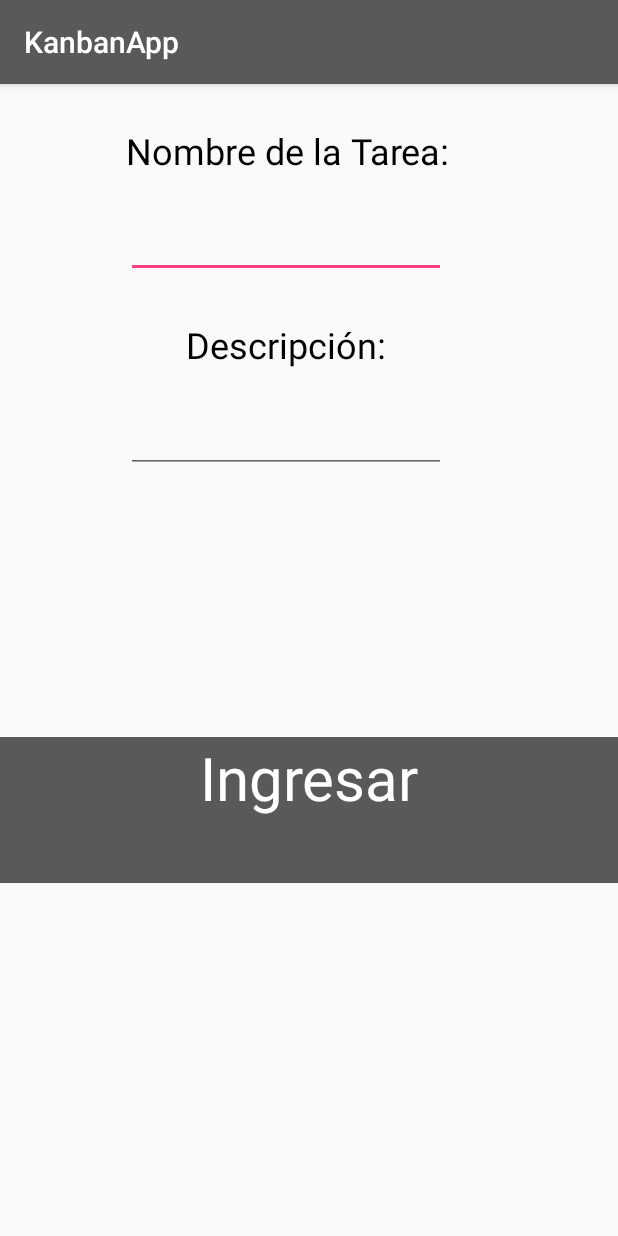
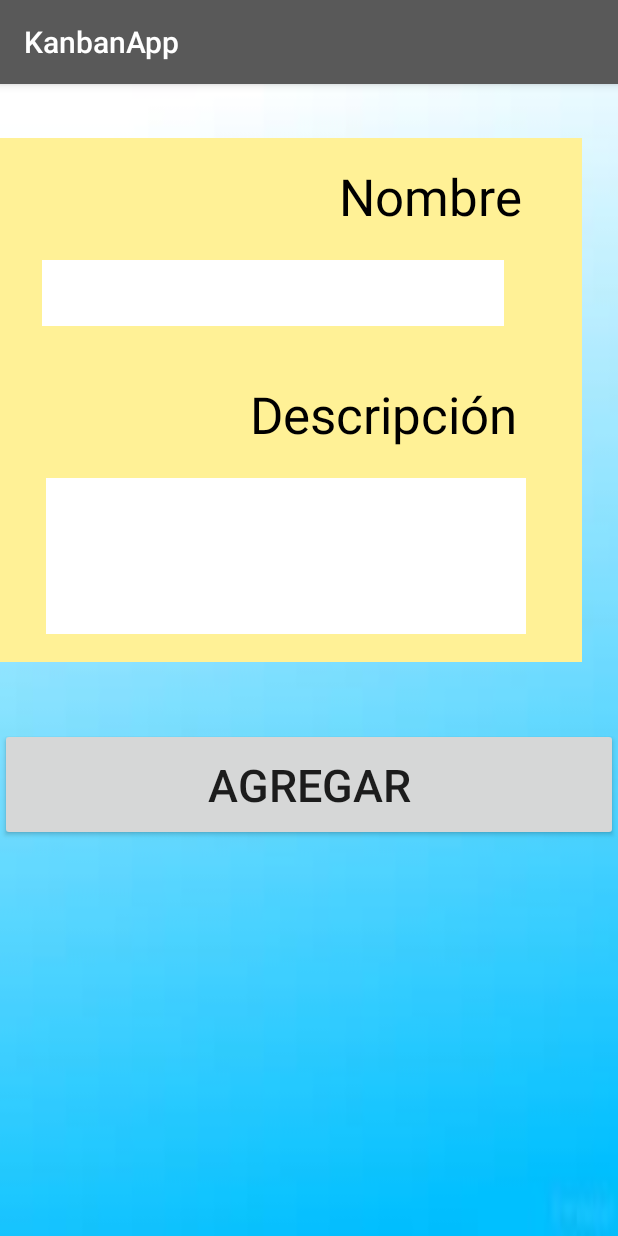
Before and after one commit to JeffrieSaenz/KanbanAppProject, an Android app: the IngresoItem screen opened directly, with no data from a screen before it, on a phone screen of 412 x 824 dp. Run offline under Robolectric (Android 15) with nearby library versions, the phone set to English and light mode, and no system bars.

Commit message:
Carrera contra el tiempo

```diff
--- a/KanbanApp/app/src/main/java/com/example/user/kanbanapp/IngresoItem.java
+++ b/KanbanApp/app/src/main/java/com/example/user/kanbanapp/IngresoItem.java
@@ -1,13 +1,59 @@
 package com.example.user.kanbanapp;
 
+import android.content.Intent;
 import android.support.v7.app.AppCompatActivity;
 import android.os.Bundle;
+import android.view.View;
+import android.widget.Button;
+import android.widget.EditText;
+import android.widget.Toast;
 
 public class IngresoItem extends AppCompatActivity {
+
+    EditText nombre;
+    EditText descripcion;
 
     @Override
     protected void onCreate(Bundle savedInstanceState) {
         super.onCreate(savedInstanceState);
         setContentView(R.layout.activity_ingreso_item);
+
+        nombre = (EditText)findViewById(R.id.nombreTarea);
+        descripcion = (EditText)findViewById(R.id.descripcionTarea);
+
+        OnclickDelButton(R.id.btnAgregar);
     }
+
+    public void OnclickDelButton(int ref) {
+        View view =findViewById(ref);
+        Button btnAgregar = (Button) view;
+
+        btnAgregar.setOnClickListener(new View.OnClickListener(){
+            @Override
+            public void onClick(View v) {
+                DatosVentanas dv = DatosVentanas.getInstance();
+                switch (v.getId()) {
+
+                    case R.id.btnAgregar:
+                        //Se agrega la tarea al Backlog
+                        dv.agregarTareaBacklog(
+                                new Tarea(
+                                        nombre.getText().toString(),
+                                        descripcion.getText().toString())
+                        );
+                        Intent intento = new Intent(getApplicationContext(), ActividadPrincipal.class);
+                        startActivity(intento);
+
+
+                        break;
+                    default:break; }// fin de casos
+            }// fin del onclick
+        });
+    }// fin de OnclickDelButton
+
+
+
+    public void Mensaje(String msg){
+        Toast.makeText(getApplicationContext(), msg, Toast.LENGTH_SHORT).show();};Intent intento = new Intent();
+
 }
--- a/KanbanApp/app/src/main/res/layout/activity_actividad_principal.xml
+++ b/KanbanApp/app/src/main/res/layout/activity_actividad_principal.xml
@@ -4,15 +4,19 @@
     xmlns:tools="http://schemas.android.com/tools"
     android:layout_width="match_parent"
     android:layout_height="match_parent"
+    android:background="@drawable/fondo3"
     tools:context=".MainActivity">
 
     <Button
+
         android:id="@+id/button"
         android:layout_width="wrap_content"
         android:layout_height="wrap_content"
+        android:layout_marginEnd="8dp"
         android:layout_marginStart="288dp"
         android:layout_marginTop="460dp"
         android:text="+"
+        app:layout_constraintEnd_toEndOf="parent"
         app:layout_constraintStart_toStartOf="parent"
         app:layout_constraintTop_toTopOf="parent" />
 
--- a/KanbanApp/app/src/main/res/layout/activity_ingreso_item.xml
+++ b/KanbanApp/app/src/main/res/layout/activity_ingreso_item.xml
@@ -4,65 +4,89 @@
     xmlns:tools="http://schemas.android.com/tools"
     android:layout_width="match_parent"
     android:layout_height="match_parent"
+    android:background="@drawable/fondo3"
     tools:context="com.example.user.kanbanapp.IngresoItem">
 
-    <TextView
-        android:id="@+id/textView2"
-        android:layout_width="wrap_content"
-        android:layout_height="32dp"
-        android:layout_marginStart="84dp"
-        android:layout_marginTop="28dp"
-        android:text="Nombre de la Tarea:"
-        android:textColor="@android:color/background_dark"
-        android:textSize="24sp"
-        app:layout_constraintStart_toStartOf="parent"
-        app:layout_constraintTop_toTopOf="parent" />
+    <Button
+        android:id="@+id/btnAgregar"
+        android:layout_width="match_parent"
+        android:layout_height="75dp"
+        android:layout_alignParentBottom="true"
+        android:layout_alignParentStart="true"
+        android:layout_marginTop="44dp"
+        android:text="Agregar"
+        android:textSize="30sp"
+        app:layout_constraintTop_toBottomOf="@+id/constraintLayout"
+        tools:layout_editor_absoluteX="0dp" />
+
+    <android.support.constraint.ConstraintLayout
+        android:id="@+id/constraintLayout"
+        android:layout_width="388dp"
+        android:layout_height="349dp"
+        android:layout_marginTop="36dp"
+        android:background="#fff196"
+        app:layout_constraintTop_toTopOf="parent"
+        tools:layout_editor_absoluteX="0dp">
 
         <EditText
-        android:id="@+id/editText"
-        android:layout_width="wrap_content"
-        android:layout_height="wrap_content"
-        android:layout_marginStart="84dp"
-        android:layout_marginTop="24dp"
+            android:id="@+id/nombreTarea"
+            android:layout_width="308dp"
+            android:layout_height="44dp"
+            android:layout_marginStart="28dp"
+            android:layout_marginTop="8dp"
+            android:background="@android:color/background_light"
             android:ems="10"
             android:inputType="textPersonName"
             app:layout_constraintStart_toStartOf="parent"
             app:layout_constraintTop_toBottomOf="@+id/textView2" />
 
         <TextView
-        android:id="@+id/textView4"
-        android:layout_width="wrap_content"
-        android:layout_height="wrap_content"
-        android:layout_marginStart="124dp"
-        android:layout_marginTop="28dp"
-        android:text="Descripción:"
+            android:id="@+id/textView2"
+            android:layout_width="305dp"
+            android:layout_height="57dp"
+            android:layout_marginEnd="8dp"
+            android:layout_marginStart="16dp"
+            android:layout_marginTop="16dp"
+            android:text="Nombre"
+            android:textAlignment="textEnd"
             android:textColor="@android:color/background_dark"
-        android:textSize="24sp"
+            android:textSize="34sp"
+            app:layout_constraintEnd_toEndOf="parent"
+            app:layout_constraintHorizontal_bias="0.44"
             app:layout_constraintStart_toStartOf="parent"
-        app:layout_constraintTop_toBottomOf="@+id/editText" />
+            app:layout_constraintTop_toTopOf="parent" />
 
         <TextView
-        android:id="@+id/textView5"
-        android:layout_width="match_parent"
-        android:layout_height="97dp"
-        android:layout_marginTop="176dp"
-        android:background="@color/colorPrimary"
-        android:text="Ingresar"
-        android:textAlignment="center"
-        android:textColor="@android:color/background_light"
-        android:textSize="40sp"
-        app:layout_constraintTop_toBottomOf="@+id/editText4"
-        tools:layout_editor_absoluteX="0dp" />
+            android:id="@+id/textView4"
+            android:layout_width="302dp"
+            android:layout_height="wrap_content"
+            android:layout_marginEnd="8dp"
+            android:layout_marginTop="36dp"
+            android:text="Descripción"
+            android:textAlignment="textEnd"
+            android:textColor="@android:color/background_dark"
+            android:textSize="34sp"
+            app:layout_constraintEnd_toEndOf="parent"
+            app:layout_constraintHorizontal_bias="0.551"
+            app:layout_constraintStart_toStartOf="parent"
+            app:layout_constraintTop_toBottomOf="@+id/nombreTarea" />
 
         <EditText
-        android:id="@+id/editText4"
-        android:layout_width="wrap_content"
-        android:layout_height="wrap_content"
-        android:layout_marginStart="84dp"
-        android:layout_marginTop="24dp"
-        android:ems="10"
-        android:inputType="textMultiLine"
+            android:id="@+id/descripcionTarea"
+            android:layout_width="320dp"
+            android:layout_height="104dp"
+            android:layout_marginEnd="8dp"
+            android:layout_marginStart="16dp"
+            android:layout_marginTop="20dp"
+            android:layout_weight="1"
+            android:background="@android:color/background_light"
+            android:inputType="textCapSentences|textMultiLine"
+            android:maxLength="2000"
+            android:maxLines="4"
+            app:layout_constraintEnd_toEndOf="parent"
+            app:layout_constraintHorizontal_bias="0.333"
             app:layout_constraintStart_toStartOf="parent"
             app:layout_constraintTop_toBottomOf="@+id/textView4" />
+    </android.support.constraint.ConstraintLayout>
 
 </android.support.constraint.ConstraintLayout>
```
Also changed, not shown: KanbanApp/app/src/main/java/com/example/user/kanbanapp/ActividadPrincipal.java (+48 -29 lines), KanbanApp/app/src/main/java/com/example/user/kanbanapp/DatosVentanas.java (added, +33 -0 lines), KanbanApp/app/src/main/java/com/example/user/kanbanapp/ItemAdapter.java (deleted, +0 -38 lines), KanbanApp/app/src/main/java/com/example/user/kanbanapp/Tarea.java (added, +42 -0 lines), KanbanApp/app/src/main/java/com/example/user/kanbanapp/TareaAdapter.java (added, +62 -0 lines), KanbanApp/app/src/main/res/layout/item.xml (+54 -5 lines), KanbanApp/app/src/main/res/drawable/boton.png (deleted), KanbanApp/app/src/main/res/drawable/correo.jpg (deleted), KanbanApp/app/src/main/res/drawable/fondo3.jpg (added), KanbanApp/app/src/main/res/drawable/goj.jpg (deleted), KanbanApp/app/src/main/res/drawable/pedro.jpg (deleted), KanbanApp/app/src/main/res/drawable/restaurante.jpg (deleted), KanbanApp/app/src/main/res/drawable/sqllogo.png (deleted). Lines whose indentation alone changed are shown as unchanged.
